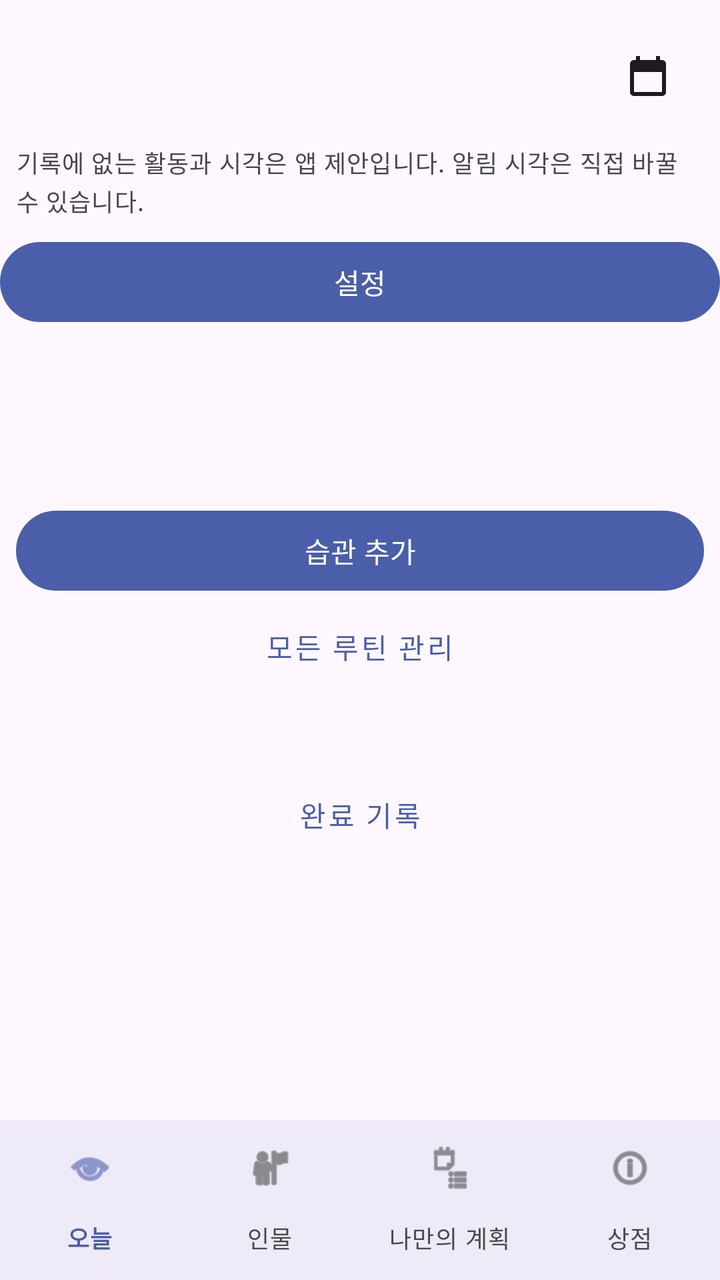
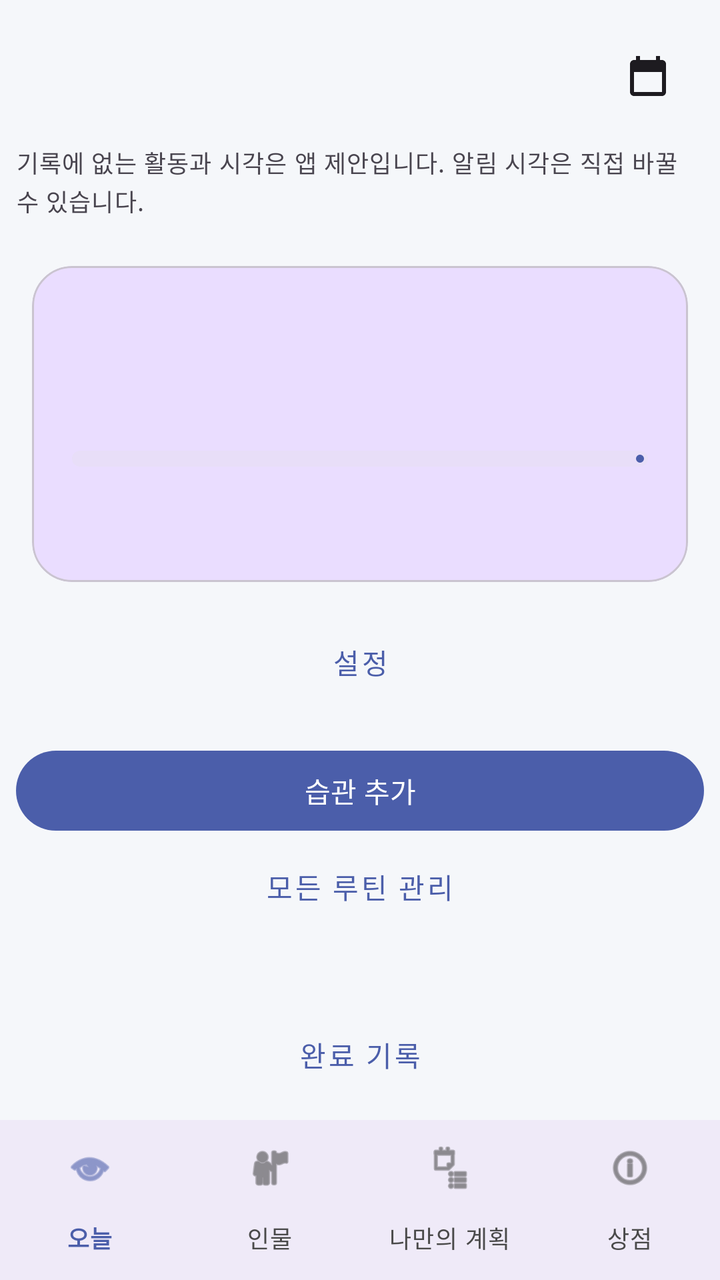

The first picture is an Android layout as it rendered before a commit; the second is the same layout after the commit. The layout source and the unified diff follow.
<!-- AndroidManifest.xml: application theme Theme.AndroidApp -->
<!-- res/layout/activity_routine.xml -->
<?xml version="1.0" encoding="utf-8"?>
<LinearLayout xmlns:android="http://schemas.android.com/apk/res/android" xmlns:app="http://schemas.android.com/apk/res-auto"
    android:layout_width="match_parent" android:layout_height="match_parent"
    android:orientation="vertical">
    <androidx.core.widget.NestedScrollView android:layout_width="match_parent" android:layout_height="0dp" android:layout_weight="1" android:fillViewport="true"><LinearLayout android:layout_width="match_parent" android:layout_height="wrap_content" android:orientation="vertical">
    <LinearLayout android:layout_width="match_parent" android:layout_height="wrap_content"
        android:gravity="center_vertical" android:paddingStart="20dp" android:paddingEnd="12dp" android:paddingTop="12dp">

        <LinearLayout android:layout_width="0dp" android:layout_height="wrap_content" android:layout_weight="1" android:orientation="vertical">
            <TextView android:id="@+id/routine_title" android:layout_width="match_parent" android:layout_height="wrap_content"
                android:textSize="22sp" android:textStyle="bold" android:textColor="?android:attr/textColorPrimary" />
            <TextView android:id="@+id/routine_date" android:layout_width="match_parent" android:layout_height="wrap_content"
                android:layout_marginTop="4dp" android:textColor="?android:attr/textColorSecondary" />
        </LinearLayout>
        <ImageButton android:id="@+id/iv_calendar" android:layout_width="48dp" android:layout_height="48dp"
            android:padding="12dp" android:src="@drawable/ic_calendar" android:contentDescription="@string/routine_choose_date"
            android:background="?attr/selectableItemBackgroundBorderless" app:tint="?android:attr/textColorPrimary" />
    </LinearLayout>
<TextView android:id="@+id/day_notice" android:layout_width="match_parent" android:layout_height="wrap_content" android:text="@string/day_notice" android:textAppearance="?attr/textAppearanceBodySmall" android:padding="8dp" />
<Button android:id="@+id/day_settings" android:layout_width="match_parent" android:layout_height="wrap_content" android:text="@string/nav_settings" />

    <TextView android:id="@+id/day_badge" android:layout_width="match_parent" android:layout_height="wrap_content" android:paddingStart="16dp" android:paddingEnd="16dp" android:textAppearance="?attr/textAppearanceLabelLarge" />
    <TextView android:layout_width="match_parent" android:layout_height="wrap_content"
        android:id="@+id/personal_summary" android:padding="16dp" android:textColor="?android:attr/textColorSecondary" />
    <TextView android:id="@+id/personal_alarm_status" android:layout_width="match_parent" android:layout_height="wrap_content" android:paddingStart="16dp" android:paddingEnd="16dp" android:textAppearance="?attr/textAppearanceBodySmall" />
    <LinearLayout android:layout_width="match_parent" android:layout_height="wrap_content" android:orientation="vertical" android:paddingStart="8dp" android:paddingEnd="8dp">
        <com.google.android.material.button.MaterialButton android:id="@+id/personal_add" android:layout_width="match_parent" android:layout_height="wrap_content" android:text="@string/personal_add" />
        <com.google.android.material.button.MaterialButton android:id="@+id/personal_manage" style="@style/Widget.MaterialComponents.Button.TextButton" android:layout_width="match_parent" android:layout_height="wrap_content" android:text="@string/personal_manage" />
    </LinearLayout>
    <androidx.recyclerview.widget.RecyclerView android:id="@+id/rv_date_selector"
        android:layout_width="match_parent" android:layout_height="wrap_content" android:paddingBottom="12dp" />
    <TextView android:id="@+id/personal_empty" android:layout_width="match_parent" android:layout_height="wrap_content" android:padding="16dp" android:text="@string/personal_empty" android:visibility="gone" />
    <androidx.recyclerview.widget.RecyclerView android:id="@+id/rv_routine_list" android:layout_width="match_parent"
        android:layout_height="wrap_content" android:nestedScrollingEnabled="false" android:padding="12dp" />
    <com.google.android.material.button.MaterialButton android:id="@+id/personal_history" style="@style/Widget.MaterialComponents.Button.TextButton" android:layout_width="match_parent" android:layout_height="wrap_content" android:text="@string/personal_history" />
    </LinearLayout></androidx.core.widget.NestedScrollView>
    <include layout="@layout/layout_bottom_nav" />
</LinearLayout>
<!-- res/layout/layout_bottom_nav.xml (included above) -->
<?xml version="1.0" encoding="utf-8"?>
<com.google.android.material.bottomnavigation.BottomNavigationView
    xmlns:android="http://schemas.android.com/apk/res/android"
    xmlns:app="http://schemas.android.com/apk/res-auto"
    android:id="@+id/bottomNavigationView"
    android:layout_width="match_parent"
    android:layout_height="wrap_content"
    android:layout_gravity="bottom"
    android:background="?attr/colorSurface"
    app:itemIconTint="@color/nav_item_color"
    app:itemTextColor="@color/nav_item_color"
    app:labelVisibilityMode="labeled"
    app:menu="@menu/bottom_nav_menu" />
<!-- resources referenced by this layout -->
<resources>
  <!-- drawable ic_calendar (drawable) -->
  <?xml version="1.0" encoding="utf-8"?>
  <vector xmlns:android="http://schemas.android.com/apk/res/android"
      android:width="24dp"
      android:height="24dp"
      android:viewportWidth="24"
      android:viewportHeight="24">
      <path
          android:fillColor="#333333"
          android:pathData="M19,4h-1V2h-2v2H8V2H6v2H5C3.89,4 3.01,4.9 3.01,6L3,20c0,1.1 0.89,2 2,2h14c1.1,0 2,-0.9 2,-2V6C21,4.9 20.1,4 19,4zM19,20H5V10h14V20z" />
  </vector>
  <string name="day_notice">기록에 없는 활동과 시각은 앱 제안입니다. 알림 시각은 직접 바꿀 수 있습니다.</string>
  <string name="nav_settings">설정</string>
  <string name="personal_add">습관 추가</string>
  <string name="personal_empty">이 날짜에 등록된 루틴이 없습니다. 습관을 추가하거나 다른 날짜를 선택하세요.</string>
  <string name="personal_history">완료 기록</string>
  <string name="personal_manage">모든 루틴 관리</string>
  <string name="routine_choose_date">날짜 선택</string>
  <style name="Theme.AndroidApp" parent="Base.Theme.AndroidApp" />
  <style name="Base.Theme.AndroidApp" parent="Theme.Material3.DayNight.NoActionBar">
          <item name="colorPrimary">@color/home_primary</item>
          <item name="colorSecondary">@color/home_primary</item>
          
          
      </style>
  <color name="home_primary">#4B5EAA</color>
</resources>

<!-- the commit's change to res/layout/activity_routine.xml (unified diff, before → after) -->
@@ -1,7 +1,7 @@
 <?xml version="1.0" encoding="utf-8"?>
 <LinearLayout xmlns:android="http://schemas.android.com/apk/res/android" xmlns:app="http://schemas.android.com/apk/res-auto"
     android:layout_width="match_parent" android:layout_height="match_parent"
-    android:orientation="vertical">
+    android:orientation="vertical" android:background="@color/home_background">
     <androidx.core.widget.NestedScrollView android:layout_width="match_parent" android:layout_height="0dp" android:layout_weight="1" android:fillViewport="true"><LinearLayout android:layout_width="match_parent" android:layout_height="wrap_content" android:orientation="vertical">
     <LinearLayout android:layout_width="match_parent" android:layout_height="wrap_content"
         android:gravity="center_vertical" android:paddingStart="20dp" android:paddingEnd="12dp" android:paddingTop="12dp">
@@ -17,11 +17,15 @@
             android:background="?attr/selectableItemBackgroundBorderless" app:tint="?android:attr/textColorPrimary" />
     </LinearLayout>
 <TextView android:id="@+id/day_notice" android:layout_width="match_parent" android:layout_height="wrap_content" android:text="@string/day_notice" android:textAppearance="?attr/textAppearanceBodySmall" android:padding="8dp" />
-<Button android:id="@+id/day_settings" android:layout_width="match_parent" android:layout_height="wrap_content" android:text="@string/nav_settings" />
-
-    <TextView android:id="@+id/day_badge" android:layout_width="match_parent" android:layout_height="wrap_content" android:paddingStart="16dp" android:paddingEnd="16dp" android:textAppearance="?attr/textAppearanceLabelLarge" />
-    <TextView android:layout_width="match_parent" android:layout_height="wrap_content"
-        android:id="@+id/personal_summary" android:padding="16dp" android:textColor="?android:attr/textColorSecondary" />
+<com.google.android.material.card.MaterialCardView android:layout_width="match_parent" android:layout_height="wrap_content" android:layout_margin="16dp" app:cardCornerRadius="20dp" app:cardElevation="0dp" app:cardBackgroundColor="?attr/colorPrimaryContainer">
+<LinearLayout android:layout_width="match_parent" android:layout_height="wrap_content" android:orientation="vertical" android:padding="20dp">
+<TextView android:id="@+id/day_badge" android:layout_width="match_parent" android:layout_height="wrap_content" android:textAppearance="?attr/textAppearanceLabelLarge" android:textColor="?attr/colorOnPrimaryContainer" />
+<TextView android:id="@+id/personal_summary" android:layout_width="match_parent" android:layout_height="wrap_content" android:layout_marginTop="8dp" android:textAppearance="?attr/textAppearanceTitleLarge" android:textStyle="bold" android:textColor="?attr/colorOnPrimaryContainer" />
+<com.google.android.material.progressindicator.LinearProgressIndicator android:id="@+id/timeline_progress" android:layout_width="match_parent" android:layout_height="wrap_content" android:layout_marginTop="16dp" app:trackThickness="8dp" app:trackCornerRadius="4dp" />
+<TextView android:id="@+id/timeline_next" android:layout_width="match_parent" android:layout_height="wrap_content" android:layout_marginTop="16dp" android:textAppearance="?attr/textAppearanceBodyLarge" android:textColor="?attr/colorOnPrimaryContainer" />
+</LinearLayout></com.google.android.material.card.MaterialCardView>
+<com.google.android.material.chip.ChipGroup android:id="@+id/timeline_heroes" android:layout_width="match_parent" android:layout_height="wrap_content" android:paddingStart="16dp" android:paddingEnd="16dp" app:singleSelection="true" app:selectionRequired="true" />
+<com.google.android.material.button.MaterialButton android:id="@+id/day_settings" style="@style/Widget.MaterialComponents.Button.TextButton" android:layout_width="match_parent" android:layout_height="wrap_content" android:text="@string/nav_settings" />
     <TextView android:id="@+id/personal_alarm_status" android:layout_width="match_parent" android:layout_height="wrap_content" android:paddingStart="16dp" android:paddingEnd="16dp" android:textAppearance="?attr/textAppearanceBodySmall" />
     <LinearLayout android:layout_width="match_parent" android:layout_height="wrap_content" android:orientation="vertical" android:paddingStart="8dp" android:paddingEnd="8dp">
         <com.google.android.material.button.MaterialButton android:id="@+id/personal_add" android:layout_width="match_parent" android:layout_height="wrap_content" android:text="@string/personal_add" />
<!-- resource entries referenced after the edit -->
@@ -1,5 +1,6 @@
 <!-- resources referenced by this layout -->
 <resources>
+  <color name="home_background">#F5F7FA</color>
   <!-- drawable ic_calendar (drawable) -->
   <?xml version="1.0" encoding="utf-8"?>
   <vector xmlns:android="http://schemas.android.com/apk/res/android"
